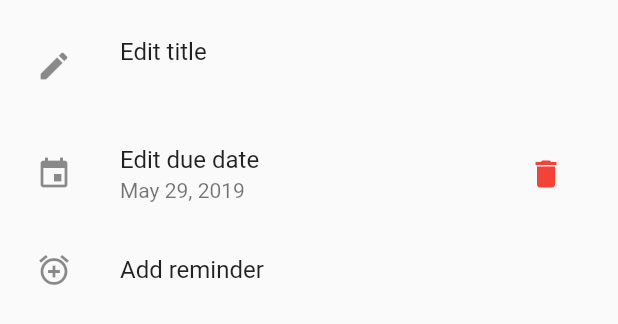
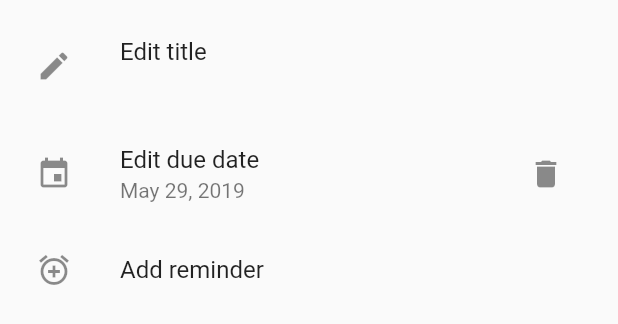
Before and after one commit to dkter/todo, a Flutter app: the EditItemSheet widget shown alone on an empty page, opened directly with empty values, on a phone screen of 412 x 824 dp. Shown: the top 324 px of the screen. Run offline on Flutter 3.47's test engine with Material 2 defaults, Android fonts, the phone set to English and light mode, and no system bars; our stand-ins replace flutter_local_notifications.

Commit message:
Remove red colour on delete buttons
it just didn't look good

```diff
--- a/lib/edit_item.dart
+++ b/lib/edit_item.dart
@@ -95,7 +95,6 @@ class EditItemState extends State<EditItemSheet> {
                 trailing: new IconButton(
                     icon: new Icon(
                         Icons.delete,
-                        color: Colors.red,
                     ),
                     tooltip: "Remove due date",
                     onPressed: _removeDueDate,
@@ -129,7 +128,6 @@ class EditItemState extends State<EditItemSheet> {
                     trailing: new IconButton(
                         icon: new Icon(
                             Icons.delete,
-                            color: Colors.red,
                         ),
                         tooltip: "Remove reminder",
                         onPressed: _removeReminder,
```
